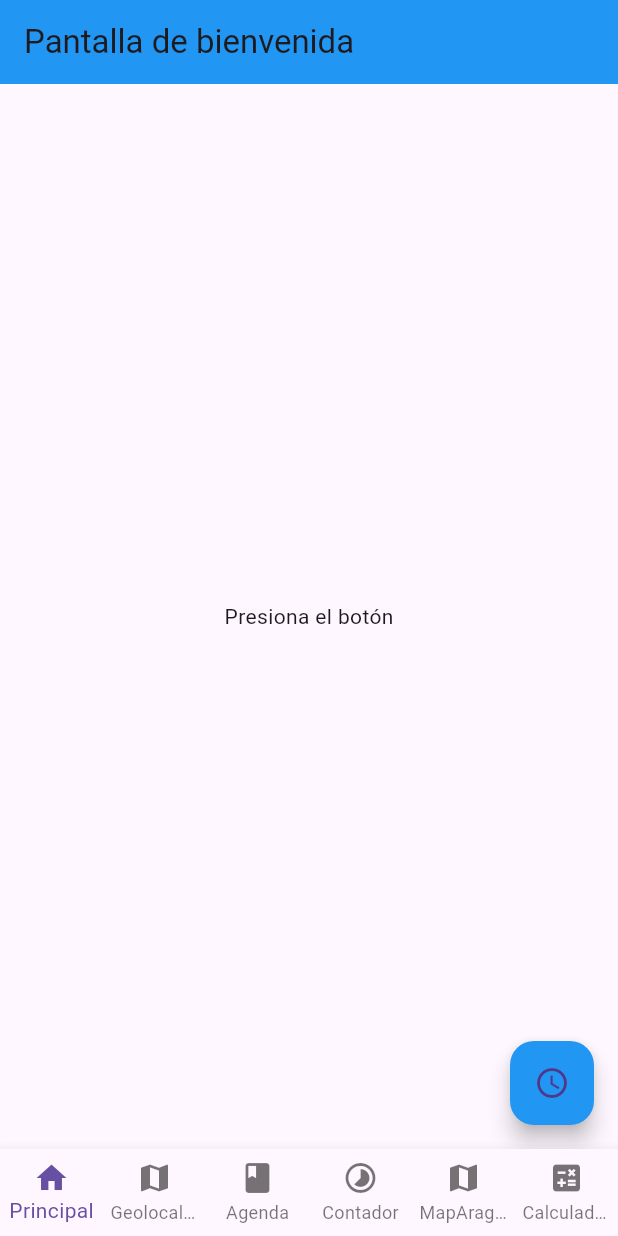
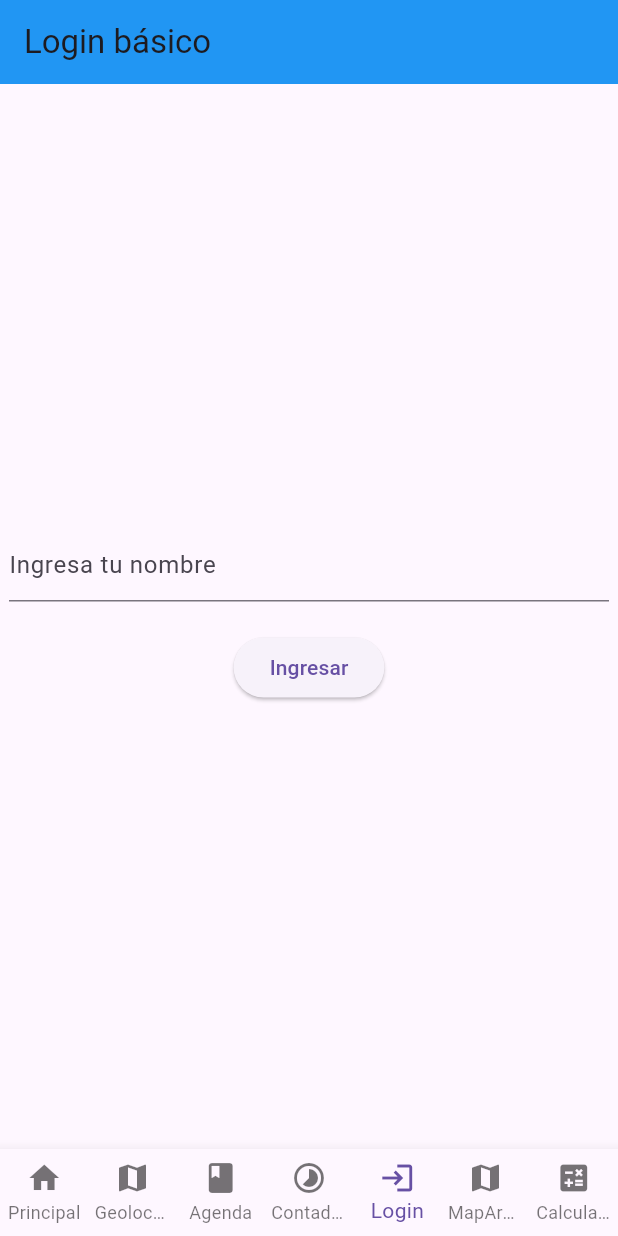
Before and after one commit to AlanCruz82/App_Frankie, a Flutter app: the screen it shows after launch, on a phone screen of 412 x 824 dp. Run offline on Flutter 3.47's test engine with Material 3 defaults, Android fonts, the phone set to English and light mode, and no system bars; our stand-ins replace cloud_firestore, firebase_core, geolocator, shared_preferences, syncfusion_flutter_calendar; missing offline and left inert: cupertino_calendar_picker, flex_color_picker; accounts and stored records are empty.

Commit message:
Agregando login basico para redirigir a pantalla principal

```diff
--- a/lib/navegador.dart
+++ b/lib/navegador.dart
@@ -5,6 +5,7 @@ import 'pantallas/principal.dart';  // Asegúrate de que FirstScreen esté corre
 import 'pantallas/segunda.dart';    // Asegúrate de que SecondScreen esté correctamente definida
 import 'pantallas/calc.dart';       // Asegúrate de que CalcScreen esté correctamente importada
 import 'pantallas/tercera.dart';
+import 'pantallas/ingresar.dart';
 
 class MainScreen extends StatefulWidget {
   @override
@@ -13,15 +14,32 @@ class MainScreen extends StatefulWidget {
 
 //Lista de widgets que almacenan nuestras pantallas utilizadas
 class _MainScreenState extends State<MainScreen> {
-  int _currentIndex = 0;  // Indice inicial
-  final List<Widget> _screens = [
+
+  int _currentIndex = 4;  // Indice inicial
+  late List<Widget> _screens;
+
+  @override
+  void initState() {
+    super.initState();
+
+    //Inicalizamos el estado de cada pantalla, pasandole la funcion para cambiar de pantalla a la pantalla del login
+    _screens = [
       Principal(),
       Secundaria(),
       Tercera(),
       Cuarta(),
+      Ingresar(OnPantallaBienvenida: _ingresoExitoso),
       Wipersonal(),
       Calculadora(),
     ];
+  }
+
+  //Método para regresar a la pantalla de bienvenida si el usuario se logeo exitosamente
+  void _ingresoExitoso(){
+    setState(() {
+      _currentIndex = 0;
+    });
+  }
 
   @override
   Widget build(BuildContext context) {
@@ -40,6 +58,7 @@ class _MainScreenState extends State<MainScreen> {
           BottomNavigationBarItem(icon: Icon(Icons.map), label: "Geolocalizador"),
           BottomNavigationBarItem(icon: Icon(Icons.book), label: "Agenda"),
           BottomNavigationBarItem(icon: Icon(Icons.timelapse_outlined), label: "Contador"),
+          BottomNavigationBarItem(icon: Icon(Icons.login), label: "Login"),
           BottomNavigationBarItem(icon: Icon(Icons.map), label: "MapAragón"),
           BottomNavigationBarItem(icon: Icon(Icons.calculate), label: "Calculadora"),
         ],
--- /dev/null
+++ b/lib/pantallas/ingresar.dart
@@ -0,0 +1,61 @@
+import 'package:flutter/material.dart';
+import 'package:frankie/pantallas/principal.dart';
+import 'package:shared_preferences/shared_preferences.dart';
+import 'package:frankie/navegador.dart';
+
+class Ingresar extends StatelessWidget {
+  //Texto del textfield
+  TextEditingController _nombre = TextEditingController();
+  final Function OnPantallaBienvenida;
+
+  Ingresar({required this.OnPantallaBienvenida, Key? key}) : super(key: key);
+
+  //Método para guardar el nombre del usuario
+  Future<void> guardarNombre(String nombre) async{
+    final prefs = await SharedPreferences.getInstance();
+
+    //Si el nombre no es una cadena vacía
+    if(nombre.isNotEmpty){
+      //Almacenamos el nombre del usuario con clave 'nombre' y cambiamos a la pantalla de bienvenida
+      await prefs.setString('nombre', nombre);
+      OnPantallaBienvenida();
+    }
+  }
+
+  @override
+  Widget build(BuildContext context) {
+    return Scaffold(
+      appBar: AppBar(
+        title: Text("Login básico"),
+        backgroundColor: Colors.blue,
+      ),
+      body: Center(
+        child: Column(
+          mainAxisAlignment: MainAxisAlignment.center,
+          children: [
+            SizedBox(
+              width: 400,
+              child: Column(
+                children: [
+                  TextField(
+                    decoration: InputDecoration(
+                      hintText: "Ingresa tu nombre",
+                    ),
+                    controller: _nombre,
+                  ),
+                  Padding(
+                    padding: EdgeInsets.all(10),
+                  ),
+                  ElevatedButton(onPressed: (){
+                    guardarNombre(_nombre.text);
+                  },
+                      child: Text("Ingresar"))
+                ],
+              ),
+            )
+          ],
+        ),
+      ),
+    );
+  }
+}
--- a/pubspec.yaml
+++ b/pubspec.yaml
@@ -40,6 +40,7 @@ dependencies:
   flex_color_picker: ^3.7.1
   firebase_core: ^3.13.0
   cloud_firestore: ^5.6.7
+  shared_preferences: ^2.5.3
 
 dev_dependencies:
   flutter_test:
```
Also changed, not shown: lib/pantallas/principal.dart (+19 -0 lines), pubspec.lock, 1 other file. Lines whose indentation alone changed are shown as unchanged.
